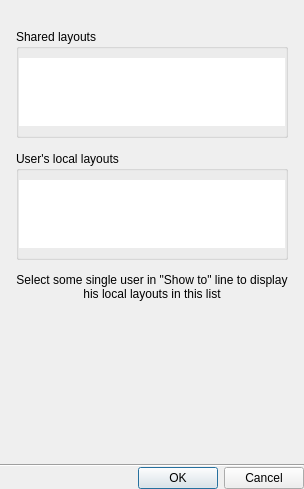
Before: the Qt Designer form vms/client/nx_vms_client_desktop/src/nx/vms/client/desktop/ui/event_rules/layout_selection_dialog.ui in networkoptix/nx_open, drawn with Qt 5.
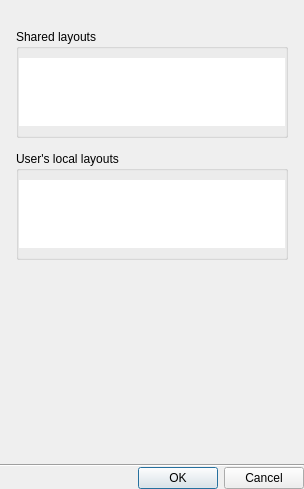
After: the same form once the commit is applied. Custom widgets are drawn as their Qt base class.

Commit message: VMS-35693: Update hint string in the layout selection dialog

What changed in the file:
```diff
--- a/vms/client/nx_vms_client_desktop/src/nx/vms/client/desktop/ui/event_rules/layout_selection_dialog.ui
+++ b/vms/client/nx_vms_client_desktop/src/nx/vms/client/desktop/ui/event_rules/layout_selection_dialog.ui
@@ -228,9 +228,6 @@
           </item>
           <item>
            <widget class="QLabel" name="additionalInfoLabel">
-            <property name="text">
-             <string>Select some single user in &quot;Show to&quot; line to display his local layouts in this list</string>
-            </property>
             <property name="alignment">
              <set>Qt::AlignCenter</set>
             </property>
```
The commit also changes 1 other file.
